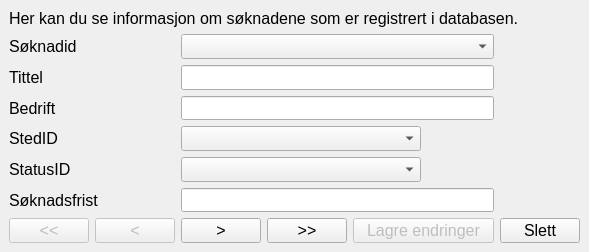
The window that src/QT/jobber/jobber/viewjobs.ui (andersbo87/sources) describes before a commit, drawn with Qt 5.
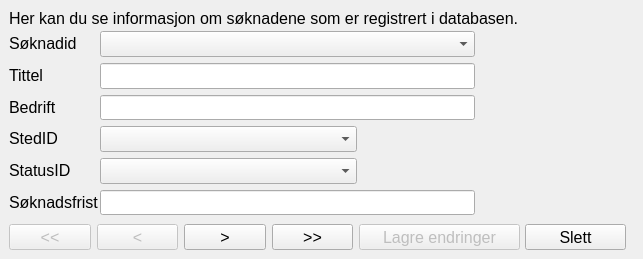
The same window after the commit. Icons and pictures are not drawn.

Commit message: Små endringer.

Patch:
```diff
--- a/src/QT/jobber/jobber/viewjobs.ui
+++ b/src/QT/jobber/jobber/viewjobs.ui
@@ -6,8 +6,8 @@
    <rect>
     <x>0</x>
     <y>0</y>
-    <width>589</width>
-    <height>252</height>
+    <width>643</width>
+    <height>259</height>
    </rect>
   </property>
   <property name="minimumSize">
@@ -30,120 +30,240 @@
     <normaloff>jobber.png</normaloff>jobber.png</iconset>
   </property>
   <widget class="QWidget" name="centralwidget">
-   <layout class="QGridLayout" name="gridLayout_2">
-    <item row="1" column="0" colspan="2">
      <widget class="QLabel" name="labelSoknadID">
+    <property name="geometry">
+     <rect>
+      <x>9</x>
+      <y>34</y>
+      <width>68</width>
+      <height>19</height>
+     </rect>
+    </property>
       <property name="text">
        <string>Søknadid</string>
       </property>
      </widget>
-    </item>
-    <item row="1" column="2" colspan="4">
-     <widget class="QComboBox" name="comboBoxApplicationID"/>
-    </item>
-    <item row="2" column="0" colspan="2">
+   <widget class="QComboBox" name="comboBoxApplicationID">
+    <property name="geometry">
+     <rect>
+      <x>100</x>
+      <y>31</y>
+      <width>375</width>
+      <height>26</height>
+     </rect>
+    </property>
+   </widget>
      <widget class="QLabel" name="labelTittel">
+    <property name="geometry">
+     <rect>
+      <x>9</x>
+      <y>66</y>
+      <width>35</width>
+      <height>19</height>
+     </rect>
+    </property>
       <property name="text">
        <string>Tittel</string>
       </property>
      </widget>
-    </item>
-    <item row="2" column="2" colspan="4">
-     <widget class="QLineEdit" name="lineEditTitle"/>
-    </item>
-    <item row="3" column="0" colspan="2">
+   <widget class="QLineEdit" name="lineEditTitle">
+    <property name="geometry">
+     <rect>
+      <x>100</x>
+      <y>63</y>
+      <width>375</width>
+      <height>26</height>
+     </rect>
+    </property>
+   </widget>
      <widget class="QLabel" name="labelBedrift">
+    <property name="geometry">
+     <rect>
+      <x>9</x>
+      <y>98</y>
+      <width>48</width>
+      <height>19</height>
+     </rect>
+    </property>
       <property name="text">
        <string>Bedrift</string>
       </property>
      </widget>
-    </item>
-    <item row="3" column="2" colspan="4">
-     <widget class="QLineEdit" name="lineEditCompany"/>
-    </item>
-    <item row="4" column="0" colspan="2">
+   <widget class="QLineEdit" name="lineEditCompany">
+    <property name="geometry">
+     <rect>
+      <x>100</x>
+      <y>95</y>
+      <width>375</width>
+      <height>25</height>
+     </rect>
+    </property>
+   </widget>
      <widget class="QLabel" name="labelStedID">
+    <property name="geometry">
+     <rect>
+      <x>9</x>
+      <y>129</y>
+      <width>49</width>
+      <height>19</height>
+     </rect>
+    </property>
       <property name="text">
        <string>StedID</string>
       </property>
      </widget>
-    </item>
-    <item row="4" column="2" colspan="3">
-     <widget class="QComboBox" name="comboBoxTownID"/>
-    </item>
-    <item row="5" column="0" colspan="2">
+   <widget class="QComboBox" name="comboBoxTownID">
+    <property name="geometry">
+     <rect>
+      <x>100</x>
+      <y>126</y>
+      <width>257</width>
+      <height>26</height>
+     </rect>
+    </property>
+   </widget>
      <widget class="QLabel" name="labelStatusID">
+    <property name="geometry">
+     <rect>
+      <x>9</x>
+      <y>161</y>
+      <width>62</width>
+      <height>19</height>
+     </rect>
+    </property>
       <property name="text">
        <string>StatusID</string>
       </property>
      </widget>
-    </item>
-    <item row="5" column="2" colspan="3">
-     <widget class="QComboBox" name="comboBoxStatusID"/>
-    </item>
-    <item row="6" column="0" colspan="2">
+   <widget class="QComboBox" name="comboBoxStatusID">
+    <property name="geometry">
+     <rect>
+      <x>100</x>
+      <y>158</y>
+      <width>257</width>
+      <height>26</height>
+     </rect>
+    </property>
+   </widget>
      <widget class="QLabel" name="labelSoknadsfrist">
+    <property name="geometry">
+     <rect>
+      <x>9</x>
+      <y>193</y>
+      <width>90</width>
+      <height>19</height>
+     </rect>
+    </property>
       <property name="text">
        <string>Søknadsfrist</string>
       </property>
      </widget>
-    </item>
-    <item row="6" column="2" colspan="4">
-     <widget class="QLineEdit" name="lineEditDeadline"/>
-    </item>
-    <item row="7" column="0">
+   <widget class="QLineEdit" name="lineEditDeadline">
+    <property name="geometry">
+     <rect>
+      <x>100</x>
+      <y>190</y>
+      <width>375</width>
+      <height>25</height>
+     </rect>
+    </property>
+   </widget>
      <widget class="QPushButton" name="btnFirst">
       <property name="enabled">
        <bool>false</bool>
       </property>
+    <property name="geometry">
+     <rect>
+      <x>9</x>
+      <y>224</y>
+      <width>82</width>
+      <height>26</height>
+     </rect>
+    </property>
       <property name="text">
        <string>&lt;&lt;</string>
       </property>
      </widget>
-    </item>
-    <item row="7" column="1">
      <widget class="QPushButton" name="btnPrev">
       <property name="enabled">
        <bool>false</bool>
       </property>
+    <property name="geometry">
+     <rect>
+      <x>97</x>
+      <y>224</y>
+      <width>81</width>
+      <height>26</height>
+     </rect>
+    </property>
       <property name="text">
        <string>&lt;</string>
       </property>
      </widget>
-    </item>
-    <item row="7" column="2">
      <widget class="QPushButton" name="btnNext">
+    <property name="geometry">
+     <rect>
+      <x>184</x>
+      <y>224</y>
+      <width>82</width>
+      <height>26</height>
+     </rect>
+    </property>
       <property name="text">
        <string>&gt;</string>
       </property>
      </widget>
-    </item>
-    <item row="7" column="3">
      <widget class="QPushButton" name="btnLast">
+    <property name="geometry">
+     <rect>
+      <x>272</x>
+      <y>224</y>
+      <width>81</width>
+      <height>26</height>
+     </rect>
+    </property>
       <property name="text">
        <string>&gt;&gt;</string>
       </property>
      </widget>
-    </item>
-    <item row="7" column="4" colspan="2">
      <widget class="QPushButton" name="btnSave">
       <property name="enabled">
        <bool>false</bool>
       </property>
+    <property name="geometry">
+     <rect>
+      <x>359</x>
+      <y>224</y>
+      <width>161</width>
+      <height>26</height>
+     </rect>
+    </property>
       <property name="text">
        <string>Lagre endringer</string>
       </property>
      </widget>
-    </item>
-    <item row="7" column="6">
      <widget class="QPushButton" name="btnDelete">
+    <property name="geometry">
+     <rect>
+      <x>525</x>
+      <y>224</y>
+      <width>101</width>
+      <height>26</height>
+     </rect>
+    </property>
       <property name="text">
        <string>Slett</string>
       </property>
      </widget>
-    </item>
-    <item row="0" column="0" colspan="7">
      <widget class="QLabel" name="labelInfo">
+    <property name="geometry">
+     <rect>
+      <x>9</x>
+      <y>9</y>
+      <width>667</width>
+      <height>19</height>
+     </rect>
+    </property>
       <property name="text">
        <string>Her kan du se informasjon om søknadene som er registrert i databasen.</string>
       </property>
@@ -154,22 +274,32 @@
        <bool>true</bool>
       </property>
      </widget>
-    </item>
-    <item row="5" column="5" colspan="2">
      <widget class="QLabel" name="labelStatusValue">
+    <property name="geometry">
+     <rect>
+      <x>363</x>
+      <y>158</y>
+      <width>271</width>
+      <height>19</height>
+     </rect>
+    </property>
       <property name="text">
        <string/>
       </property>
      </widget>
-    </item>
-    <item row="4" column="5" colspan="2">
      <widget class="QLabel" name="labelCityValue">
+    <property name="geometry">
+     <rect>
+      <x>363</x>
+      <y>126</y>
+      <width>271</width>
+      <height>18</height>
+     </rect>
+    </property>
       <property name="text">
        <string/>
       </property>
      </widget>
-    </item>
-   </layout>
   </widget>
  </widget>
  <resources/>
```
Lines whose indentation alone changed are shown as unchanged.
